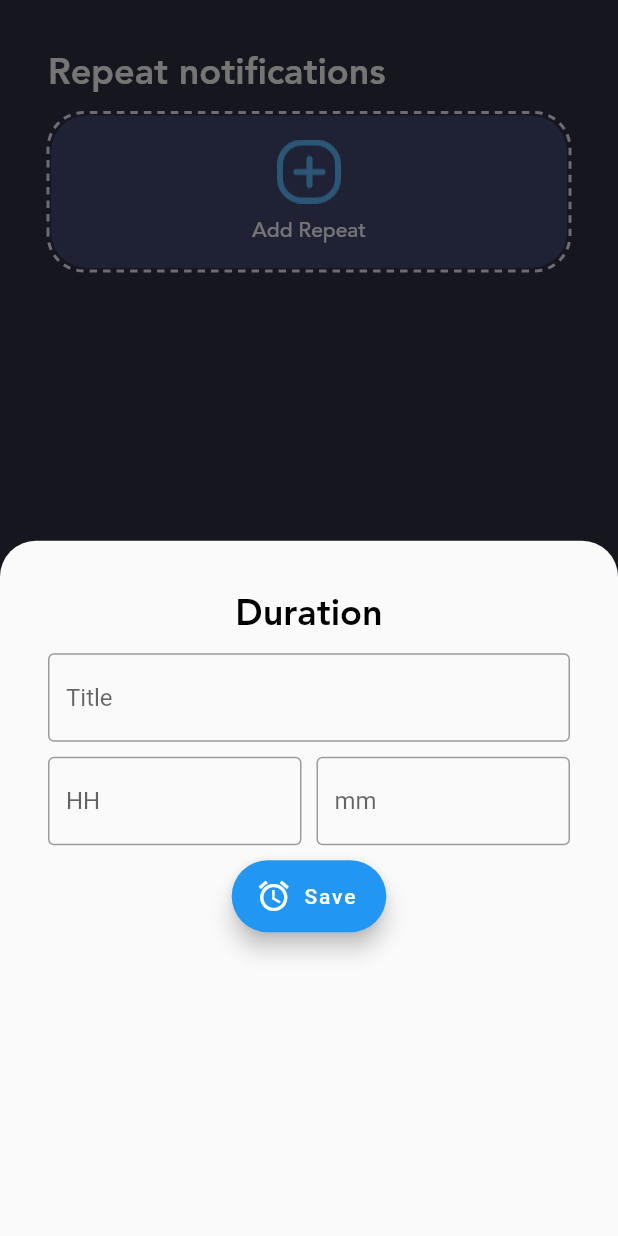
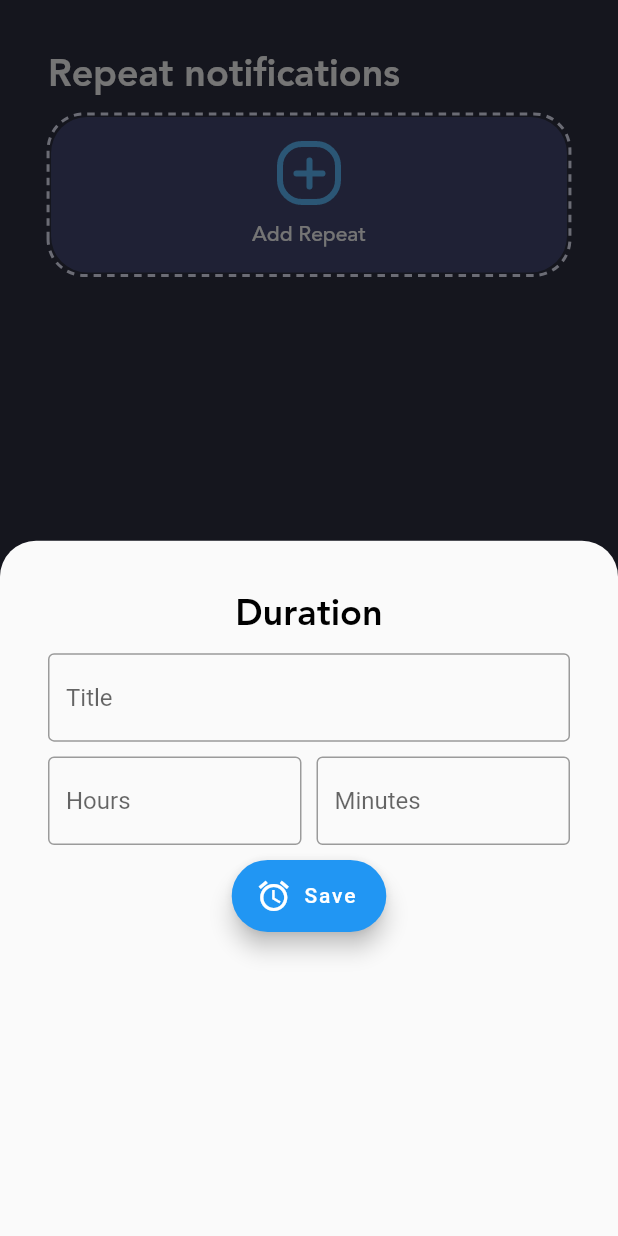
Before and after one commit to quyvsquy/Repeat_Notifications, a Flutter app: the screen it shows after launch, after a tap on "Add Repeat", on a phone screen of 412 x 824 dp. Run offline on Flutter 3.47's test engine with Material 2 defaults, Android fonts, the phone set to English and light mode, and no system bars; drawn by our look-alikes of dotted_border; our stand-ins replace flutter_local_notifications, fluttertoast, sqflite, tuple; missing offline and left inert: android_alarm_manager_plus; accounts and stored records are empty.

```diff
--- a/lib/main.dart
+++ b/lib/main.dart
@@ -1,4 +1,5 @@
 import 'package:flutter/material.dart';
+import 'package:flutter/services.dart';
 import 'package:repeat_notifications/views/alarm_page.dart';
 import 'package:repeat_notifications/constants/theme_data.dart';
 import 'package:flutter_local_notifications/flutter_local_notifications.dart';
@@ -9,7 +10,6 @@ final FlutterLocalNotificationsPlugin flutterLocalNotificationsPlugin =
 
 void main() async {
   WidgetsFlutterBinding.ensureInitialized();
-
   var initializationSettingsAndroid =
       AndroidInitializationSettings('chicken_icon');
   var initializationSettingsIOS = IOSInitializationSettings(
@@ -34,8 +34,12 @@ class MyApp extends StatelessWidget {
   // This widget is the root of your application.
   @override
   Widget build(BuildContext context) {
+    SystemChrome.setPreferredOrientations([
+      DeviceOrientation.portraitUp,
+      DeviceOrientation.portraitDown,
+    ]);
     return MaterialApp(
-      title: 'Flutter Demo',
+      title: 'Repeat Notifications',
       theme: ThemeData(
         primarySwatch: Colors.blue,
         visualDensity: VisualDensity.adaptivePlatformDensity,
--- a/lib/views/alarm_page.dart
+++ b/lib/views/alarm_page.dart
@@ -25,6 +25,11 @@ class _AlarmPageState extends State<AlarmPage> {
   final controllerTitle = TextEditingController();
   final controllerHour = TextEditingController();
   final controllerMinute = TextEditingController();
+  double heightSizeBoxOut = 0;
+  double widthSizeBoxOut = 0;
+  double fontSizeOut = 0;
+  double heightWidgetTextButton = 0;
+  double widthWidgetTextButton = 0;
 
   @override
   void initState() {
@@ -47,15 +52,32 @@ class _AlarmPageState extends State<AlarmPage> {
 
   @override
   Widget build(BuildContext context) {
+    double widthSceen = MediaQuery.of(context).size.width; //411.42857142857144
+    double widthSizeBox = widthSceen / 41.142857142857144; //10
+
+    double heightSceen = MediaQuery.of(context).size.height; //830.8571428571429
+    double heightSizeBox = heightSceen / 83.08571428571429; //10
+
+    double paddingContainer = widthSceen / 12.85714286; //32
+    double borderRadiusSize = widthSceen / 17.14285714; //24
+
+    widthSizeBoxOut = widthSizeBox;
+    heightSizeBoxOut = heightSizeBox;
+    fontSizeOut = borderRadiusSize;
+    heightWidgetTextButton = heightSceen / 4.372932331;
+    widthWidgetTextButton = widthSceen / 2.057142857;
+
     return WillPopScope(
         child: Container(
-          padding: EdgeInsets.symmetric(horizontal: 32, vertical: 32),
+          padding: EdgeInsets.symmetric(
+              horizontal: paddingContainer, vertical: paddingContainer),
           child: Column(
             crossAxisAlignment: CrossAxisAlignment.start,
             children: <Widget>[
-              widgetTextTitle("Repeat notifications"),
+              widgetTextTitle("Repeat notifications",
+                  fontSize: borderRadiusSize + 1),
               SizedBox(
-                height: 10,
+                height: heightSizeBox,
               ),
               Expanded(
                 child: FutureBuilder<List<AlarmInfo>>(
@@ -77,9 +99,11 @@ class _AlarmPageState extends State<AlarmPage> {
                                   .colors;
                               return Container(
                                 key: Key('${alarm.id}'),
-                                margin: const EdgeInsets.only(bottom: 32),
-                                padding: const EdgeInsets.symmetric(
-                                    horizontal: 16, vertical: 8),
+                                margin:
+                                    EdgeInsets.only(bottom: paddingContainer),
+                                padding: EdgeInsets.symmetric(
+                                    horizontal: paddingContainer / 2,
+                                    vertical: paddingContainer / 4),
                                 decoration: BoxDecoration(
                                   gradient: LinearGradient(
                                     colors: gradientColor,
@@ -90,13 +114,14 @@ class _AlarmPageState extends State<AlarmPage> {
                                     BoxShadow(
                                       color:
                                           gradientColor.last.withOpacity(0.4),
-                                      blurRadius: 8,
-                                      spreadRadius: 2,
-                                      offset: Offset(4, 4),
+                                      blurRadius: paddingContainer / 4,
+                                      spreadRadius: paddingContainer / 16,
+                                      offset: Offset(paddingContainer / 8,
+                                          paddingContainer / 8),
                                     ),
                                   ],
-                                  borderRadius:
-                                      BorderRadius.all(Radius.circular(24)),
+                                  borderRadius: BorderRadius.all(
+                                      Radius.circular(borderRadiusSize)),
                                 ),
                                 child: Column(
                                   crossAxisAlignment: CrossAxisAlignment.start,
@@ -110,9 +135,9 @@ class _AlarmPageState extends State<AlarmPage> {
                                             Icon(
                                               Icons.label,
                                               color: Colors.white,
-                                              size: 24,
+                                              size: borderRadiusSize,
                                             ),
-                                            SizedBox(width: 10),
+                                            SizedBox(width: widthSizeBox),
                                             widgetTextButton(
                                                 alarm.title, alarm.id,
                                                 isTitle: true),
@@ -133,7 +158,7 @@ class _AlarmPageState extends State<AlarmPage> {
                                       ],
                                     ),
                                     Text(
-                                      'Repeat after (HH:mm)',
+                                      'Repeat after (Hours:Minutes)',
                                       style: TextStyle(
                                           color: Colors.white,
                                           fontFamily: 'avenir'),
@@ -158,21 +183,25 @@ class _AlarmPageState extends State<AlarmPage> {
                               Container(
                                 key: Key("9999"),
                                 child: DottedBorder(
-                                  strokeWidth: 2,
+                                  strokeWidth: borderRadiusSize / 12,
                                   color: CustomColors.clockOutline,
                                   borderType: BorderType.RRect,
-                                  radius: Radius.circular(24),
-                                  dashPattern: [5, 4],
+                                  radius: Radius.circular(borderRadiusSize),
+                                  dashPattern: [
+                                    (borderRadiusSize / 6) + 1,
+                                    borderRadiusSize / 6
+                                  ],
                                   child: Container(
                                     width: double.infinity,
                                     decoration: BoxDecoration(
                                       color: CustomColors.clockBG,
-                                      borderRadius:
-                                          BorderRadius.all(Radius.circular(24)),
+                                      borderRadius: BorderRadius.all(
+                                          Radius.circular(borderRadiusSize)),
                                     ),
                                     child: FlatButton(
-                                      padding: const EdgeInsets.symmetric(
-                                          horizontal: 32, vertical: 16),
+                                      padding: EdgeInsets.symmetric(
+                                          horizontal: paddingContainer,
+                                          vertical: paddingContainer / 2),
                                       onPressed: () {
                                         showModalBottomSheet(
                                           useRootNavigator: true,
@@ -180,7 +209,8 @@ class _AlarmPageState extends State<AlarmPage> {
                                           clipBehavior: Clip.antiAlias,
                                           shape: RoundedRectangleBorder(
                                             borderRadius: BorderRadius.vertical(
-                                              top: Radius.circular(24),
+                                              top: Radius.circular(
+                                                  borderRadiusSize),
                                             ),
                                           ),
                                           builder: (context) {
@@ -194,8 +224,12 @@ class _AlarmPageState extends State<AlarmPage> {
                                                     children: [
                                                       widgetTextTitle(
                                                           "Duration",
-                                                          isWhite: false),
-                                                      SizedBox(height: 10),
+                                                          isWhite: false,
+                                                          fontSize:
+                                                              borderRadiusSize),
+                                                      SizedBox(
+                                                          height:
+                                                              heightSizeBox),
                                                       TextField(
                                                         controller:
                                                             controllerTitle,
@@ -206,9 +240,13 @@ class _AlarmPageState extends State<AlarmPage> {
                                                           hintText: 'Title',
                                                         ),
                                                       ),
-                                                      SizedBox(height: 10),
+                                                      SizedBox(
+                                                          height:
+                                                              heightSizeBox),
                                                       widgetTimeDuration(),
-                                                      SizedBox(height: 10),
+                                                      SizedBox(
+                                                          height:
+                                                              heightSizeBox),
                                                       FloatingActionButton
                                                           .extended(
                                                         onPressed: () {
@@ -231,7 +269,7 @@ class _AlarmPageState extends State<AlarmPage> {
                                             'assets/add_alarm.png',
                                             scale: 1.5,
                                           ),
-                                          SizedBox(height: 8),
+                                          SizedBox(height: heightSizeBox),
                                           Text(
                                             'Add Repeat',
                                             style: TextStyle(
@@ -309,18 +347,14 @@ class _AlarmPageState extends State<AlarmPage> {
     } else {
       if (isForTitle && title.isNotEmpty) {
         var alarmInfo = await _alarmHelper.getOneAlarm(idForUpdate);
-        var idx =
-            _currentAlarms!.indexWhere((element) => element.id == idForUpdate);
-        _currentAlarms![idx].title = title;
         alarmInfo.title = title;
+        updateAlarm(idForUpdate, alarmInfo, isSetState: false);
         _alarmHelper.update(idForUpdate, alarmInfo);
       } else if (isForTitle == false &&
           (hText.isNotEmpty || mText.isNotEmpty)) {
         var alarmInfo = await _alarmHelper.getOneAlarm(idForUpdate);
-        var idx =
-            _currentAlarms!.indexWhere((element) => element.id == idForUpdate);
-        _currentAlarms![idx].minutesRepeat = minutesRepeat;
         alarmInfo.minutesRepeat = minutesRepeat;
+        updateAlarm(idForUpdate, alarmInfo, isSetState: false);
         _alarmHelper.update(idForUpdate, alarmInfo);
       }
     }
@@ -345,17 +379,19 @@ class _AlarmPageState extends State<AlarmPage> {
         .then((value) => print("CancelRepeat: ${value.toString()}"));
   }
 
-  Future<void> updateAlarm(int id, AlarmInfo alarmInfo) async {
+  Future<void> updateAlarm(int id, AlarmInfo alarmInfo,
+      {bool isSetState = true}) async {
     var idx = _currentAlarms!.indexWhere((element) => element.id == id);
     _currentAlarms![idx] = alarmInfo;
-    setState(() {
-      _alarms = Future.value(_currentAlarms);
-    });
+    if (isSetState) {
+      setState(() {
+        _alarms = Future.value(_currentAlarms);
+      });
+    }
     _alarmHelper.update(id, alarmInfo);
-    if (alarmInfo.status == 0) {
-      await AndroidAlarmManager.cancel(id)
-          .then((value) => print("CancelRepeat: ${value.toString()}"));
-    } else {
+    await AndroidAlarmManager.cancel(id)
+        .then((value) => print("CancelRepeat: ${value.toString()}"));
+    if (alarmInfo.status == 1) {
       await AndroidAlarmManager.periodic(
         Duration(
             minutes:
@@ -377,20 +413,20 @@ class _AlarmPageState extends State<AlarmPage> {
             controller: controllerHour,
             decoration: InputDecoration(
               border: OutlineInputBorder(),
-              hintText: 'HH',
+              hintText: 'Hours',
             ),
             keyboardType: TextInputType.number,
           ),
         ),
         SizedBox(
-          width: 10,
+          width: widthSizeBoxOut,
         ),
         Expanded(
           child: TextField(
             controller: controllerMinute,
             decoration: InputDecoration(
               border: OutlineInputBorder(),
-              hintText: 'mm',
+              hintText: 'Minutes',
             ),
             keyboardType: TextInputType.number,
           ),
@@ -420,14 +456,15 @@ class _AlarmPageState extends State<AlarmPage> {
           builder: (BuildContext buildContext) {
             return Dialog(
               child: Container(
-                height: 190,
+                height: heightWidgetTextButton,
                 padding: const EdgeInsets.all(20),
                 child: Column(
                   children: [
                     widgetTextTitle(
                         (isTitle) ? "Change Title" : "Change Duration",
-                        isWhite: false),
-                    SizedBox(height: 10),
+                        isWhite: false,
+                        fontSize: fontSizeOut),
+                    SizedBox(height: heightSizeBoxOut),
                     (isTitle)
                         ? TextField(
                             controller: controllerTitle,
@@ -438,7 +475,7 @@ class _AlarmPageState extends State<AlarmPage> {
                             autofocus: true,
                           )
                         : widgetTimeDuration(),
-                    SizedBox(height: 10),
+                    SizedBox(height: heightSizeBoxOut),
                     FloatingActionButton.extended(
                       onPressed: () {
                         if (isTitle) {
@@ -462,7 +499,10 @@ class _AlarmPageState extends State<AlarmPage> {
           },
         );
       },
-      child: widgetTextTitle(title),
+      child: Container(
+        width: widthWidgetTextButton,
+        child: widgetTextTitle(title, fontSize: fontSizeOut),
+      ),
     );
   }
 
@@ -496,11 +536,16 @@ class _AlarmPageState extends State<AlarmPage> {
 }
 
 void showNotification(int id) async {
+  // var timeNow = DateTime.now();
+  // Fluttertoast.showToast(
+  //     msg: "Run at: $timeNow", toastLength: Toast.LENGTH_LONG);
+  // print("Run at: $timeNow");
+
   AlarmHelper _alarmHelper = AlarmHelper();
   var alarmInfo = await _alarmHelper.getOneAlarm(id);
   if (alarmInfo.status == 1) {
     var androidPlatformChannelSpecifics = AndroidNotificationDetails(
-      'quyvsquy',
+      'com.quyvsquy.repeat_notifications',
       'RepeatApp',
       'Repeat the notification after a period of time',
       importance: Importance.max,
```
Also changed, not shown: 2 other files.
